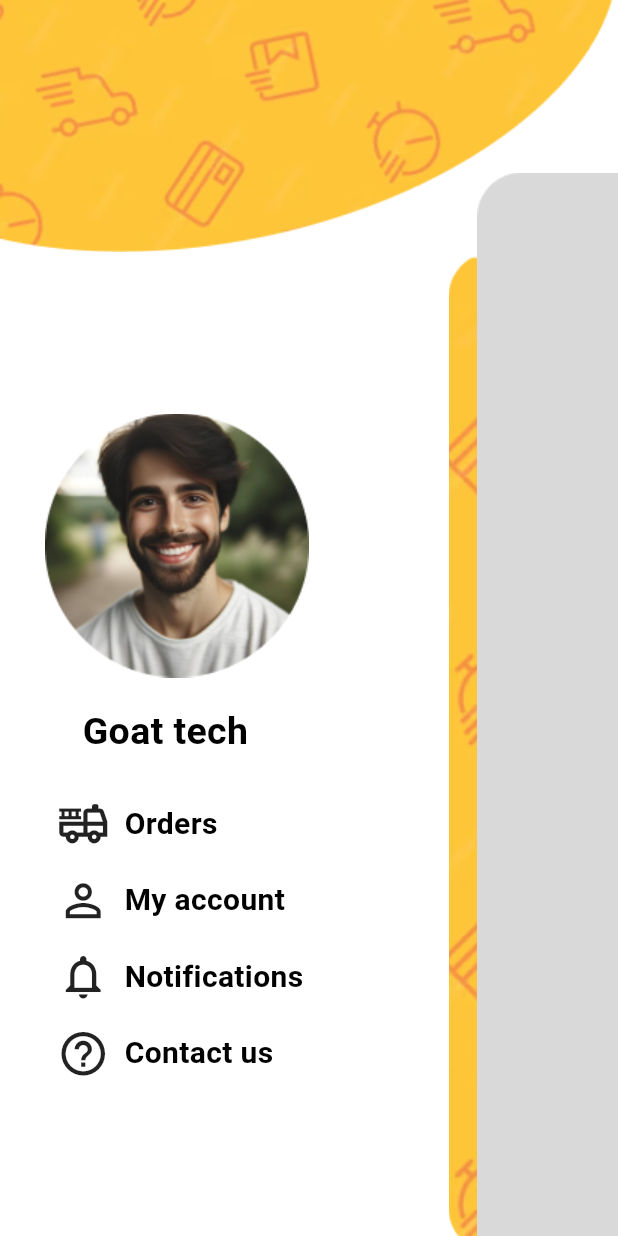
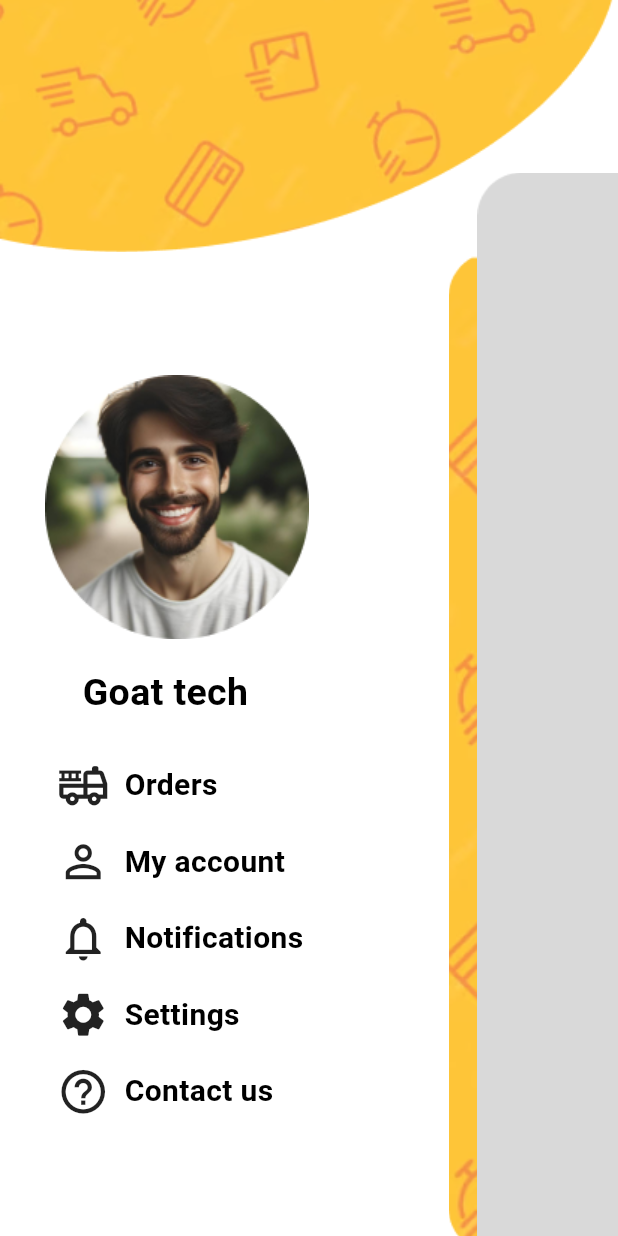
Before and after one commit to Chihab-Dev/Ghack_OptiShift_app, a Flutter app: the DrawerView screen opened directly, on a phone screen of 412 x 824 dp. Run offline on Flutter 3.47's test engine with Material 3 defaults, Android fonts, the light colour scheme and no system bars; our stand-ins replace animate_do, dartz, flutter_screenutil, flutter_zoom_drawer, get_it, internet_connection_checker and 1 more; accounts and stored records are empty.

Commit message:
[ADD] drawer screens impl

```diff
--- a/lib/presentation/components/assets_manager.dart
+++ b/lib/presentation/components/assets_manager.dart
@@ -10,6 +10,7 @@ class ImageAsset {
   static const String rectangleGrey = "$imagePath/rectangle_grey.png";
   static const String rectangleYellow = "$imagePath/rectangle_yellow.png";
   static const String picture = "$imagePath/picture.png";
+  static const String menu = "$imagePath/menu.png";
 }
 
 class LottieAsset {
--- a/lib/presentation/components/color_manager.dart
+++ b/lib/presentation/components/color_manager.dart
@@ -8,6 +8,7 @@ class ColorManager {
   static Color lightDark = const Color(0xff272424);
   static Color green = const Color(0xff69BC78);
   static Color grey = const Color(0xffECEDEF);
+  static Color darkGrey = const Color(0xff9C9595);
   static Color specielGrey = const Color(0xffAF987A);
   static Color whiteYellow = const Color(0xffFFF3DE);
   static Color red = const Color(0xffC1182B);
--- a/lib/presentation/screens/drawer/view/drawer.dart
+++ b/lib/presentation/screens/drawer/view/drawer.dart
@@ -12,14 +12,6 @@ class MenuItems {
   static const myAccount = MenuItem('My account', Icons.person_outline_sharp);
   static const notification = MenuItem('Notifications', Icons.notifications_none);
   static const settings = MenuItem('Settings', Icons.settings);
-  static const contactUs = MenuItem('Contact us', Icons.help_outline);
-
-  static const all = <MenuItem>[
-    myAccount,
-    notification,
-    settings,
-    contactUs,
-  ];
 }
 
 class MenuItem {
@@ -29,9 +21,9 @@ class MenuItem {
 }
 
 class DrawerView extends StatelessWidget {
-  MenuItem currentItem;
+  final MenuItem currentItem;
   final ValueChanged<MenuItem> onSelectedItem;
-  DrawerView({
+  const DrawerView({
     Key? key,
     required this.currentItem,
     required this.onSelectedItem,
@@ -82,7 +74,8 @@ class DrawerView extends StatelessWidget {
                               menuItemContainer(MenuItems.orders, context),
                               menuItemContainer(MenuItems.myAccount, context),
                               menuItemContainer(MenuItems.notification, context),
-                              menuItemContainer(MenuItems.contactUs, context),
+                              menuItemContainer(MenuItems.settings, context),
+                              customSectionButton('Contact us', Icons.help_outline, context),
                             ],
                           ),
                         ),
@@ -110,7 +103,9 @@ class DrawerView extends StatelessWidget {
                   children: [
                     Padding(
                       padding: const EdgeInsets.only(left: AppPadding.p35),
-                      child: FadeInUp(child: customSectionButton('Logout   ', Icons.logout_outlined, context)),
+                      child: FadeInUp(
+                        child: customSectionButton('Logout   ', Icons.logout_outlined, context),
+                      ),
                     ),
                     const Spacer(),
                     FadeInRight(
```
Also changed, not shown: lib/presentation/screens/main/view/main.dart (+54 -10 lines), lib/presentation/screens/notifications/view/notifications.dart (added, +20 -0 lines), lib/presentation/screens/orders/view/orders.dart (added, +24 -0 lines), lib/presentation/screens/settings/view/settings.dart (added, +20 -0 lines), assets/images/menu.png (added).
